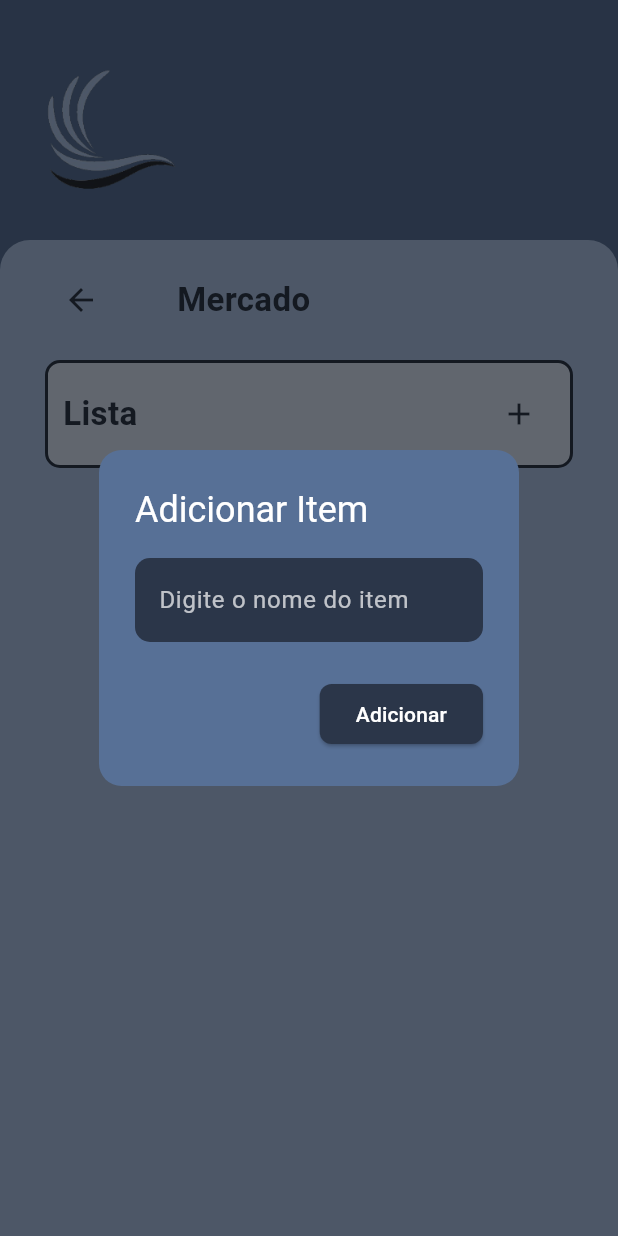
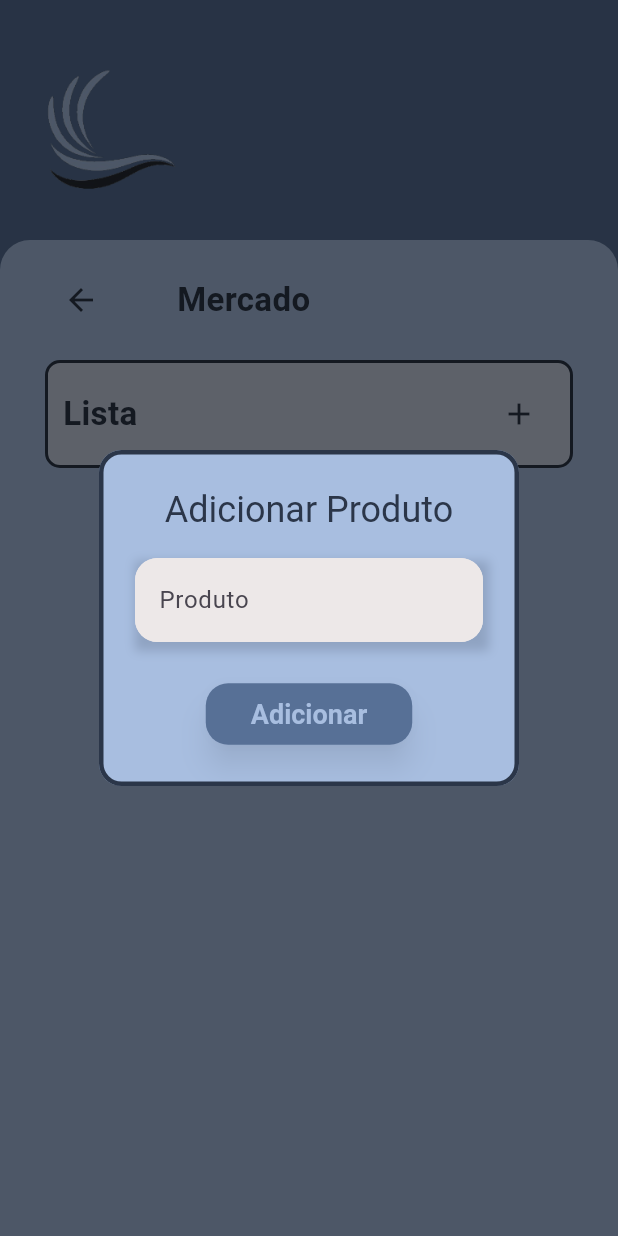
Before and after one commit to NicolasKLange/App-Family-Home, a Flutter app: the SupermarketScreen screen opened by its route, after a tap on the "add" icon, on a phone screen of 412 x 824 dp. Run offline on Flutter 3.47's test engine with Material 3 defaults, Android fonts, the light colour scheme and no system bars; our stand-ins replace flutter_spinkit.

Commit message:
style tela de lsita de mercado e mudança de nome de arquivo

```diff
--- a/lib/assets/button_styles.dart
+++ b/lib/assets/buttonStyles.dart
@@ -10,9 +10,11 @@ class ButtonStyles {
     shape: RoundedRectangleBorder(
       borderRadius: BorderRadius.circular(15),
     ),
+    elevation: 8, // Adiciona a sombra ao botão
+    shadowColor: Colors.black.withOpacity(0.4), // Cor da sombra
   );
 
-  // Estilo para botões secundários
+  // Estilo para botões secundários (OutlinedButton)
   static final ButtonStyle secondaryButton = OutlinedButton.styleFrom(
     backgroundColor: const Color(0xFFA8BEE0),
     foregroundColor: const Color(0xFF2B3649),
@@ -22,13 +24,17 @@ class ButtonStyles {
     shape: RoundedRectangleBorder(
       borderRadius: BorderRadius.circular(15),
     ),
+    elevation: 8, // Adiciona a sombra ao botão
+    shadowColor: Colors.black.withOpacity(0.4), // Cor da sombra
   );
 
-  // Estilo para botões de texto
+  // Estilo para botões de texto (TextButton)
   static final ButtonStyle textButton = TextButton.styleFrom(
     backgroundColor: const Color(0xFF577096),
     padding: const EdgeInsets.symmetric(horizontal: 10, vertical: 10),
     textStyle: const TextStyle(fontSize: 16),
+    elevation: 8, // Adiciona a sombra ao botão
+    shadowColor: Colors.black.withOpacity(0.4), // Cor da sombra
   );
 
   // Estilo para TextField
--- a/lib/assets/customDialog.dart
+++ b/lib/assets/customDialog.dart
@@ -1,4 +1,5 @@
 import 'package:flutter/material.dart';
+import 'package:family_home/assets/buttonStyles.dart';
 
 // Função para mostrar o diálogo de adicionar item com o estilo personalizado
 void showCustomAddItemDialog({
@@ -10,43 +11,50 @@ void showCustomAddItemDialog({
     context: context,
     builder: (BuildContext context) {
       return AlertDialog(
-        backgroundColor: const Color(0xFF577096), // Cor de fundo do diálogo
+        backgroundColor: const Color(0xFFA8BEE0), // Cor de fundo do diálogo
         shape: RoundedRectangleBorder(
           borderRadius: BorderRadius.circular(15), // Bordas arredondadas
+          side: const BorderSide(
+              color: Color(0xFF2B3649), width: 3), // Borda ao redor do diálogo
         ),
-        title: const Text(
-          "Adicionar Item",
-          style: TextStyle(
-            color: Colors.white, // Cor do texto do título
+        elevation: 30, // Adiciona elevação ao diálogo (efeito de sombra)
+        title: const Center(
+          child: Text(
+            "Adicionar Produto",
+            style: TextStyle(
+              color: Color(0xFF2B3649), // Cor do texto do título
+            ),
           ),
         ),
-        content: TextField(
-          controller: itemController,
-          style: const TextStyle(color: Colors.white), // Cor do texto digitado
-          decoration: InputDecoration(
-            hintText: "Digite o nome do item",
-            hintStyle:
-                const TextStyle(color: Colors.white70), // Cor do placeholder
-            filled: true,
-            fillColor:
-                const Color(0xFF2B3649), // Cor de fundo do campo de texto
-            border: OutlineInputBorder(
-              borderRadius: BorderRadius.circular(10),
-              borderSide: BorderSide.none,
+        content: Container(
+          decoration: BoxDecoration(
+            boxShadow: [
+              BoxShadow(
+                color:
+                    const Color(0xFF2B3649).withOpacity(0.2), // Cor da sombra
+                spreadRadius: 2, // Raio de expansão da sombra
+                blurRadius: 5, // Desfoque da sombra
+                offset: const Offset(2, 4), // Posição da sombra
+              ),
+            ],
+          ),
+          child: TextField(
+            controller: itemController,
+            style: const TextStyle(
+              color: Color(0xFF2B3649),
+            ), // Cor do texto digitado
+            decoration: ButtonStyles.textFieldDecoration.copyWith(
+              hintText: "Produto", // Placeholder específico deste campo
             ),
           ),
         ),
         actions: [
-          ElevatedButton(
-            style: ElevatedButton.styleFrom(
-              backgroundColor: const Color(0xFF2B3649), // Cor de fundo do botão
-              foregroundColor: Colors.white, // Cor do texto do botão
-              shape: RoundedRectangleBorder(
-                borderRadius: BorderRadius.circular(8),
-              ),
+          Center(
+            child: ElevatedButton(
+              style: ButtonStyles.primaryButton.copyWith(),
+              onPressed: onAdd, // Função que será passada ao pressionar o botão
+              child: const Text("Adicionar"),
             ),
-            onPressed: onAdd, // Função que será passada ao pressionar o botão
-            child: const Text("Adicionar"),
           ),
         ],
       );
--- a/lib/calendar/calendar.dart
+++ b/lib/calendar/calendar.dart
@@ -1,5 +1,6 @@
 import 'package:flutter/material.dart';
-import 'package:family_home/assets/button_styles.dart';
+import 'package:family_home/assets/buttonStyles.dart';
+
 import 'package:family_home/assets/customHeader.dart';
 
 class CalendarScreen extends StatelessWidget {
--- a/lib/home/home.dart
+++ b/lib/home/home.dart
@@ -1,5 +1,5 @@
 import 'package:flutter/material.dart';
-import 'package:family_home/assets/button_styles.dart';
+import 'package:family_home/assets/buttonStyles.dart';
 import 'package:family_home/assets/customNavigationBar.dart'; // Custom BottomNavigationBar
 import 'package:family_home/assets/customHeader.dart';
 
--- a/lib/login/createFamily.dart
+++ b/lib/login/createFamily.dart
@@ -1,5 +1,5 @@
 import 'package:flutter/material.dart';
-import 'package:family_home/assets/button_styles.dart';
+import 'package:family_home/assets/buttonStyles.dart';
 
 //CLASSE DA TELA DE CRIAR FAMÍLIA
 class CreateFamilyScreen extends StatefulWidget {
--- a/lib/login/login.dart
+++ b/lib/login/login.dart
@@ -1,5 +1,5 @@
 import 'package:flutter/material.dart';
-import 'package:family_home/assets/button_styles.dart';
+import 'package:family_home/assets/buttonStyles.dart';
 
 //CLASSE DA TELA DE LOGIN
 class LoginScreen extends StatefulWidget {
--- a/lib/profile/profile.dart
+++ b/lib/profile/profile.dart
@@ -1,5 +1,5 @@
 import 'package:flutter/material.dart';
-import 'package:family_home/assets/button_styles.dart';
+import 'package:family_home/assets/buttonStyles.dart';
 import 'package:family_home/assets/customHeader.dart';
 
 class ProfileScreen extends StatelessWidget {
--- a/lib/services/events/events.dart
+++ b/lib/services/events/events.dart
@@ -1,5 +1,6 @@
 import 'package:flutter/material.dart';
-import 'package:family_home/assets/button_styles.dart';
+import 'package:family_home/assets/buttonStyles.dart';
+
 import 'package:family_home/assets/customHeader.dart';
 
 class EventsScreen extends StatefulWidget {
--- a/lib/services/location/location.dart
+++ b/lib/services/location/location.dart
@@ -1,5 +1,5 @@
 import 'package:flutter/material.dart';
-import 'package:family_home/assets/button_styles.dart';
+import 'package:family_home/assets/buttonStyles.dart';
 import 'package:family_home/assets/customHeader.dart';
 
 class LocationScreen extends StatefulWidget {
@@ -10,7 +10,6 @@ class LocationScreen extends StatefulWidget {
 }
 
 class _LocationScreenState extends State<LocationScreen> {
-
   @override
   Widget build(BuildContext context) {
     return Scaffold(
--- a/lib/services/notices/notices.dart
+++ b/lib/services/notices/notices.dart
@@ -1,5 +1,5 @@
 import 'package:flutter/material.dart';
-import 'package:family_home/assets/button_styles.dart';
+import 'package:family_home/assets/buttonStyles.dart';
 import 'package:family_home/assets/customHeader.dart';
 
 class NoticesScreen extends StatefulWidget {
--- a/lib/services/shopping/others.dart
+++ b/lib/services/shopping/others.dart
@@ -1,5 +1,6 @@
 import 'package:flutter/material.dart';
-import 'package:family_home/assets/button_styles.dart';
+import 'package:family_home/assets/buttonStyles.dart';
+
 import 'package:family_home/assets/customHeader.dart';
 
 class OthersScreen extends StatefulWidget {
--- a/lib/services/shopping/pharmacy.dart
+++ b/lib/services/shopping/pharmacy.dart
@@ -1,5 +1,5 @@
 import 'package:flutter/material.dart';
-import 'package:family_home/assets/button_styles.dart';
+import 'package:family_home/assets/buttonStyles.dart';
 import 'package:family_home/assets/customHeader.dart';
 
 class PharmacyScreen extends StatefulWidget {
--- a/lib/services/shopping/school.dart
+++ b/lib/services/shopping/school.dart
@@ -1,5 +1,5 @@
 import 'package:flutter/material.dart';
-import 'package:family_home/assets/button_styles.dart';
+import 'package:family_home/assets/buttonStyles.dart';
 import 'package:family_home/assets/customHeader.dart';
 
 class SchoolScreen extends StatefulWidget {
--- a/lib/services/shopping/shopping.dart
+++ b/lib/services/shopping/shopping.dart
@@ -1,5 +1,6 @@
 import 'package:flutter/material.dart';
-import 'package:family_home/assets/button_styles.dart';
+import 'package:family_home/assets/buttonStyles.dart';
+
 import 'package:family_home/assets/customHeader.dart';
 
 class ShoppingScreen extends StatefulWidget {
--- a/lib/services/shopping/supermarket.dart
+++ b/lib/services/shopping/supermarket.dart
@@ -1,5 +1,5 @@
 import 'package:flutter/material.dart';
-import 'package:family_home/assets/button_styles.dart';
+import 'package:family_home/assets/buttonStyles.dart';
 import 'package:family_home/assets/customHeader.dart';
 import 'package:family_home/assets/customDialog.dart';
 
@@ -73,7 +73,7 @@ class _SupermarketScreenState extends State<SupermarketScreen> {
                 margin: const EdgeInsets.symmetric(horizontal: 30),
                 padding: const EdgeInsets.all(10),
                 decoration: BoxDecoration(
-                  color: Colors.white.withOpacity(0.5),
+                  color: const Color(0xFFEDE8E8).withOpacity(0.5),
                   borderRadius: BorderRadius.circular(10),
                   border: Border.all(
                     color: const Color(0xFF2B3649),
@@ -111,14 +111,14 @@ class _SupermarketScreenState extends State<SupermarketScreen> {
                             });
                           },
                           controlAffinity: ListTileControlAffinity.leading,
-                          activeColor: Colors.blueAccent,
-                          checkColor: Colors.white,
+                          activeColor: const Color(0xFF577096),
+                          checkColor: const Color(0xFFEDE8E8),
                           title: Text(
                             _shoppingList[index]['item'],
                             style: TextStyle(
                               color: _shoppingList[index]['checked']
-                                  ? Colors.green
-                                  : const Color(0xFF2B3649),
+                                  ? const Color(0xFF577096)
+                                  : const Color(0xFF577096),
                               decoration: _shoppingList[index]['checked']
                                   ? TextDecoration.lineThrough
                                   : TextDecoration.none,
--- a/lib/services/tasks/tasks.dart
+++ b/lib/services/tasks/tasks.dart
@@ -1,6 +1,5 @@
 import 'package:flutter/material.dart';
-import 'package:family_home/assets/button_styles.dart';
-
+import 'package:family_home/assets/buttonStyles.dart';
 import 'package:family_home/assets/customHeader.dart';
 import 'package:flutter_localizations/flutter_localizations.dart';
 import 'package:intl/intl.dart';
```
